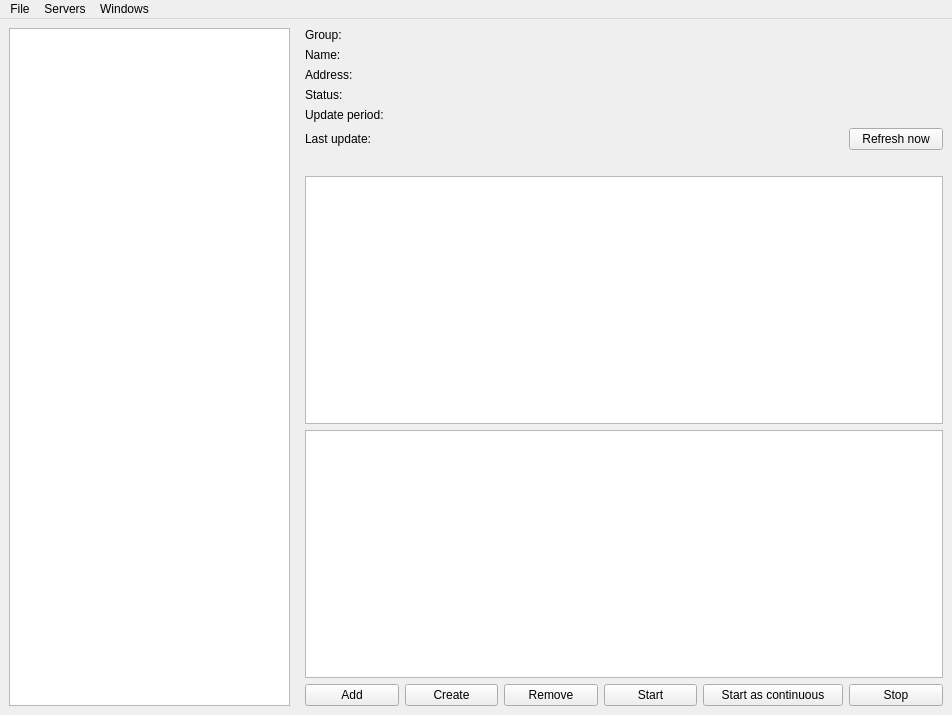
Before: the Qt Designer form couchman/forms/MainWindow.ui in kolyanu4/couchman, drawn with Qt 5.
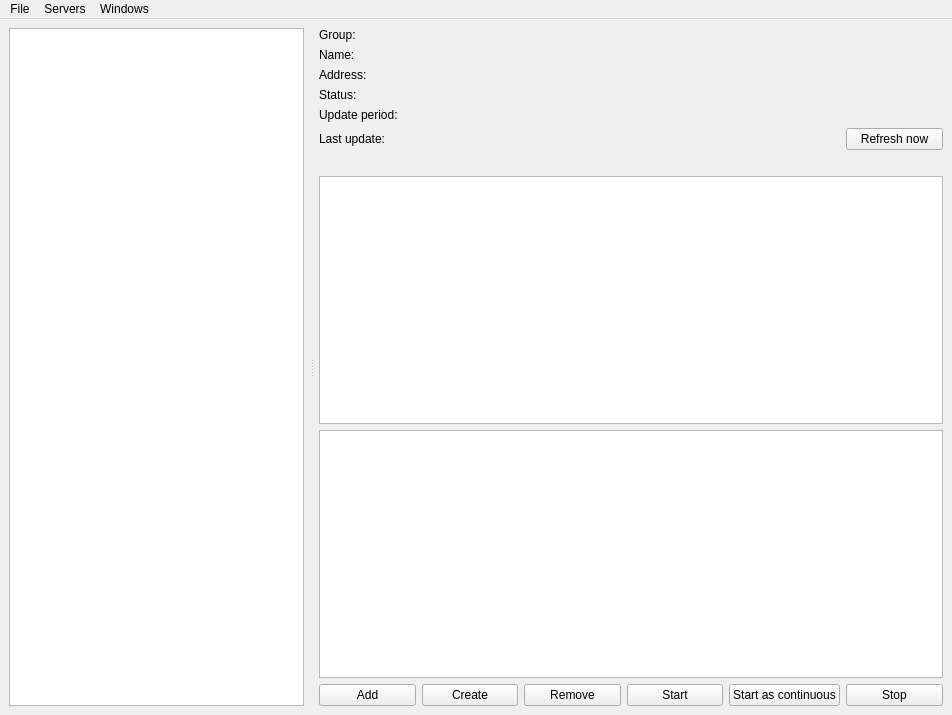
After: the same form once the commit is applied.

Commit message: add spliter to main and db windows #57, #58

The edit to the form file:
```diff
--- a/couchman/forms/MainWindow.ui
+++ b/couchman/forms/MainWindow.ui
@@ -23,50 +23,138 @@
    <property name="enabled">
     <bool>true</bool>
    </property>
-   <layout class="QGridLayout" name="gridLayout" rowstretch="0,0,0,0,0,0,0,0,0,0" columnstretch="30,1,0,10,10,10,10,15,10">
-    <item row="0" column="5" colspan="4">
+   <layout class="QGridLayout" name="gridLayout_3">
+    <item row="0" column="0">
+     <widget class="QSplitter" name="splitter">
+      <property name="orientation">
+       <enum>Qt::Horizontal</enum>
+      </property>
+      <property name="handleWidth">
+       <number>15</number>
+      </property>
+      <widget class="QWidget" name="gridLayoutWidget">
+       <layout class="QGridLayout" name="gridLayout">
+        <item row="0" column="0">
+         <widget class="QTreeView" name="tlw_servers">
+          <property name="mouseTracking">
+           <bool>false</bool>
+          </property>
+          <property name="contextMenuPolicy">
+           <enum>Qt::ActionsContextMenu</enum>
+          </property>
+          <property name="editTriggers">
+           <set>QAbstractItemView::CurrentChanged|QAbstractItemView::DoubleClicked</set>
+          </property>
+          <property name="showDropIndicator" stdset="0">
+           <bool>true</bool>
+          </property>
+          <property name="rootIsDecorated">
+           <bool>false</bool>
+          </property>
+          <property name="itemsExpandable">
+           <bool>false</bool>
+          </property>
+          <property name="expandsOnDoubleClick">
+           <bool>false</bool>
+          </property>
+         </widget>
+        </item>
+       </layout>
+      </widget>
+      <widget class="QWidget" name="">
+       <layout class="QGridLayout" name="gridLayout_2">
+        <item row="0" column="0">
+         <widget class="QLabel" name="label">
+          <property name="text">
+           <string>Group:</string>
+          </property>
+         </widget>
+        </item>
+        <item row="0" column="1" colspan="3">
      <widget class="QLabel" name="lbl_srv_group">
       <property name="text">
        <string/>
       </property>
      </widget>
     </item>
-    <item row="1" column="5" colspan="4">
+        <item row="1" column="0">
+         <widget class="QLabel" name="label_3">
+          <property name="text">
+           <string>Name:</string>
+          </property>
+         </widget>
+        </item>
+        <item row="1" column="1" colspan="3">
      <widget class="QLabel" name="lbl_srv_name">
       <property name="text">
        <string/>
       </property>
      </widget>
     </item>
-    <item row="2" column="5" colspan="4">
+        <item row="2" column="0">
+         <widget class="QLabel" name="label_4">
+          <property name="text">
+           <string>Address:</string>
+          </property>
+         </widget>
+        </item>
+        <item row="2" column="1" colspan="3">
      <widget class="QLabel" name="lbl_srv_addres">
       <property name="text">
        <string/>
       </property>
      </widget>
     </item>
-    <item row="3" column="5" colspan="4">
+        <item row="3" column="0">
+         <widget class="QLabel" name="label_2">
+          <property name="text">
+           <string>Status:</string>
+          </property>
+         </widget>
+        </item>
+        <item row="3" column="1" colspan="3">
      <widget class="QLabel" name="lbl_status">
       <property name="text">
        <string/>
       </property>
      </widget>
     </item>
-    <item row="5" column="5" colspan="3">
+        <item row="4" column="0">
+         <widget class="QLabel" name="label_6">
+          <property name="text">
+           <string>Update period:</string>
+          </property>
+         </widget>
+        </item>
+        <item row="4" column="1" colspan="3">
+         <widget class="QLabel" name="lbl_period">
+          <property name="text">
+           <string/>
+          </property>
+         </widget>
+        </item>
+        <item row="5" column="0">
+         <widget class="QLabel" name="label_5">
+          <property name="text">
+           <string>Last update:</string>
+          </property>
+         </widget>
+        </item>
+        <item row="5" column="1" colspan="4">
      <widget class="QLabel" name="lbl_lastupdate">
       <property name="text">
        <string/>
       </property>
      </widget>
     </item>
-    <item row="5" column="8">
+        <item row="5" column="5">
      <widget class="QPushButton" name="btn_refresh_sel">
       <property name="text">
        <string>Refresh now</string>
       </property>
      </widget>
     </item>
-    <item row="6" column="3" colspan="6">
+        <item row="6" column="0" colspan="6">
      <widget class="QLabel" name="tlw_replications_label">
       <property name="autoFillBackground">
        <bool>false</bool>
@@ -85,7 +173,7 @@
       </property>
      </widget>
     </item>
-    <item row="7" column="3" colspan="6">
+        <item row="7" column="0" colspan="6">
      <widget class="QTreeView" name="tlw_replications">
       <property name="editTriggers">
        <set>QAbstractItemView::NoEditTriggers</set>
@@ -104,139 +192,69 @@
       </property>
      </widget>
     </item>
-    <item row="9" column="7">
-     <widget class="QPushButton" name="btn_start_con">
-      <property name="text">
-       <string>Start as continuous</string>
-      </property>
-     </widget>
-    </item>
-    <item row="9" column="8">
-     <widget class="QPushButton" name="btn_stoptask">
-      <property name="text">
-       <string>Stop</string>
-      </property>
-     </widget>
-    </item>
-    <item row="9" column="6">
-     <widget class="QPushButton" name="btn_starttask">
-      <property name="text">
-       <string>Start</string>
-      </property>
-     </widget>
-    </item>
-    <item row="9" column="5">
-     <widget class="QPushButton" name="btn_rmtask">
-      <property name="text">
-       <string>Remove</string>
-      </property>
-     </widget>
-    </item>
-    <item row="9" column="3">
+        <item row="8" column="0" colspan="6">
+         <widget class="QTreeView" name="tlw_persistent">
+          <property name="editTriggers">
+           <set>QAbstractItemView::NoEditTriggers</set>
+          </property>
+          <property name="selectionMode">
+           <enum>QAbstractItemView::NoSelection</enum>
+          </property>
+          <property name="rootIsDecorated">
+           <bool>false</bool>
+          </property>
+          <property name="itemsExpandable">
+           <bool>false</bool>
+          </property>
+          <property name="expandsOnDoubleClick">
+           <bool>false</bool>
+          </property>
+         </widget>
+        </item>
+        <item row="9" column="0">
      <widget class="QPushButton" name="btn_addtask">
       <property name="text">
        <string>Add</string>
       </property>
      </widget>
     </item>
-    <item row="5" column="3">
-     <widget class="QLabel" name="label_5">
-      <property name="text">
-       <string>Last update:</string>
-      </property>
-     </widget>
-    </item>
-    <item row="4" column="3">
-     <widget class="QLabel" name="label_6">
-      <property name="text">
-       <string>Update period:</string>
-      </property>
-     </widget>
-    </item>
-    <item row="3" column="3">
-     <widget class="QLabel" name="label_2">
-      <property name="text">
-       <string>Status:</string>
-      </property>
-     </widget>
-    </item>
-    <item row="2" column="3">
-     <widget class="QLabel" name="label_4">
-      <property name="text">
-       <string>Address:</string>
-      </property>
-     </widget>
-    </item>
-    <item row="1" column="3">
-     <widget class="QLabel" name="label_3">
-      <property name="text">
-       <string>Name:</string>
-      </property>
-     </widget>
-    </item>
-    <item row="0" column="3">
-     <widget class="QLabel" name="label">
-      <property name="text">
-       <string>Group:</string>
-      </property>
-     </widget>
-    </item>
-    <item row="0" column="0" rowspan="10">
-     <widget class="QTreeView" name="tlw_servers">
-      <property name="mouseTracking">
-       <bool>false</bool>
-      </property>
-      <property name="contextMenuPolicy">
-       <enum>Qt::ActionsContextMenu</enum>
-      </property>
-      <property name="editTriggers">
-       <set>QAbstractItemView::CurrentChanged|QAbstractItemView::DoubleClicked</set>
-      </property>
-      <property name="showDropIndicator" stdset="0">
-       <bool>true</bool>
-      </property>
-      <property name="rootIsDecorated">
-       <bool>false</bool>
-      </property>
-      <property name="itemsExpandable">
-       <bool>false</bool>
-      </property>
-      <property name="expandsOnDoubleClick">
-       <bool>false</bool>
-      </property>
-     </widget>
-    </item>
-    <item row="9" column="4">
+        <item row="9" column="1">
      <widget class="QPushButton" name="btn_create_replication">
       <property name="text">
        <string>Create</string>
       </property>
      </widget>
     </item>
-    <item row="4" column="5" colspan="4">
-     <widget class="QLabel" name="lbl_period">
+        <item row="9" column="2">
+         <widget class="QPushButton" name="btn_rmtask">
       <property name="text">
-       <string/>
+           <string>Remove</string>
       </property>
      </widget>
     </item>
-    <item row="8" column="3" colspan="6">
-     <widget class="QTreeView" name="tlw_persistent">
-      <property name="editTriggers">
-       <set>QAbstractItemView::NoEditTriggers</set>
-      </property>
-      <property name="selectionMode">
-       <enum>QAbstractItemView::NoSelection</enum>
-      </property>
-      <property name="rootIsDecorated">
-       <bool>false</bool>
-      </property>
-      <property name="itemsExpandable">
-       <bool>false</bool>
-      </property>
-      <property name="expandsOnDoubleClick">
-       <bool>false</bool>
-      </property>
+        <item row="9" column="3">
+         <widget class="QPushButton" name="btn_starttask">
+          <property name="text">
+           <string>Start</string>
+          </property>
+         </widget>
+        </item>
+        <item row="9" column="4">
+         <widget class="QPushButton" name="btn_start_con">
+          <property name="text">
+           <string>Start as continuous</string>
+          </property>
+         </widget>
+        </item>
+        <item row="9" column="5">
+         <widget class="QPushButton" name="btn_stoptask">
+          <property name="text">
+           <string>Stop</string>
+          </property>
+         </widget>
+        </item>
+       </layout>
+      </widget>
      </widget>
     </item>
    </layout>
```
Lines whose indentation alone changed are shown as unchanged. The commit also changes 2 other files.
